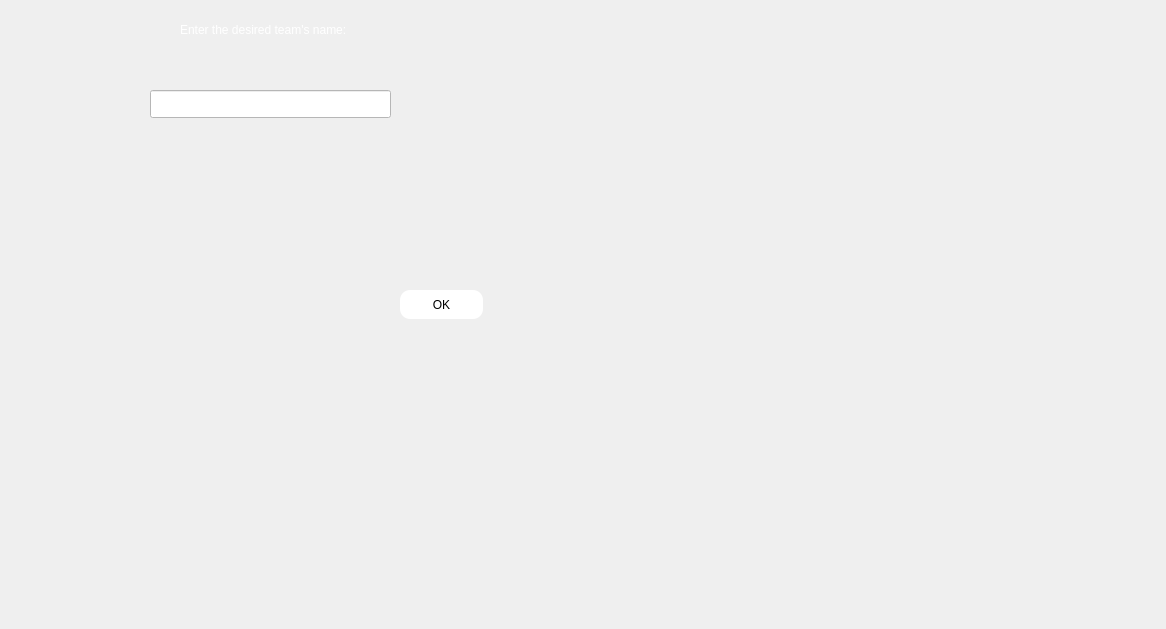
Before: the Qt Designer form enter/change_member_task_in_team.ui in Shayanrava/APproject, drawn with Qt 5.
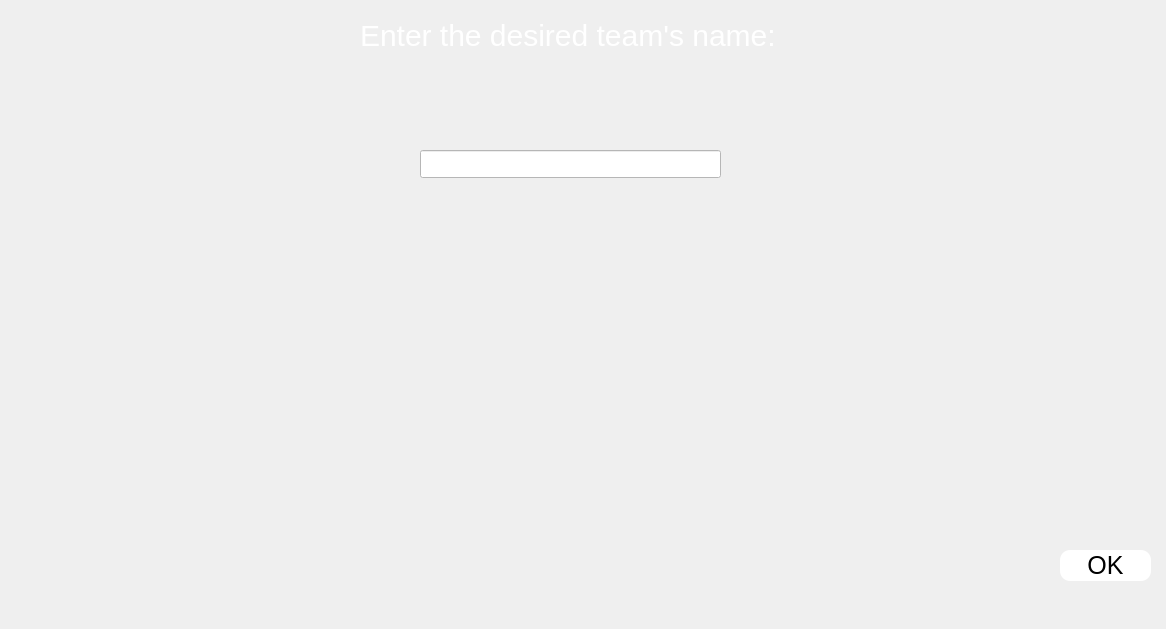
After: the same form once the commit is applied.

Commit message: change_member_task_in team and project ui edited

```diff
--- a/enter/change_member_task_in_team.ui
+++ b/enter/change_member_task_in_team.ui
@@ -22,16 +22,17 @@
   <widget class="QLabel" name="label">
    <property name="geometry">
     <rect>
-     <x>180</x>
+     <x>360</x>
      <y>20</y>
-     <width>211</width>
-     <height>20</height>
+     <width>421</width>
+     <height>31</height>
     </rect>
    </property>
    <property name="styleSheet">
     <string notr="true">#label
 {
 color:white;
+font-size:30px;
 }</string>
    </property>
    <property name="text">
@@ -41,9 +42,9 @@
   <widget class="QLineEdit" name="change_member_task_led">
    <property name="geometry">
     <rect>
-     <x>150</x>
-     <y>90</y>
-     <width>241</width>
+     <x>420</x>
+     <y>150</y>
+     <width>301</width>
      <height>28</height>
     </rect>
    </property>
@@ -57,10 +58,10 @@
   <widget class="QPushButton" name="change_member_task_pbn">
    <property name="geometry">
     <rect>
-     <x>400</x>
-     <y>290</y>
-     <width>83</width>
-     <height>29</height>
+     <x>1060</x>
+     <y>550</y>
+     <width>91</width>
+     <height>31</height>
     </rect>
    </property>
    <property name="styleSheet">
@@ -73,6 +74,7 @@
 {
 background-color:white;
 border-radius:10px;
+font-size:25px;
 }</string>
    </property>
    <property name="text">
```
The commit also changes 1 other file.
